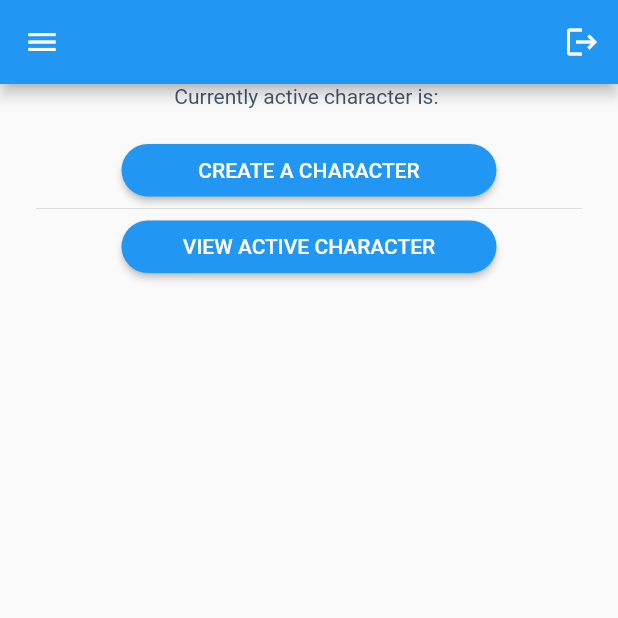
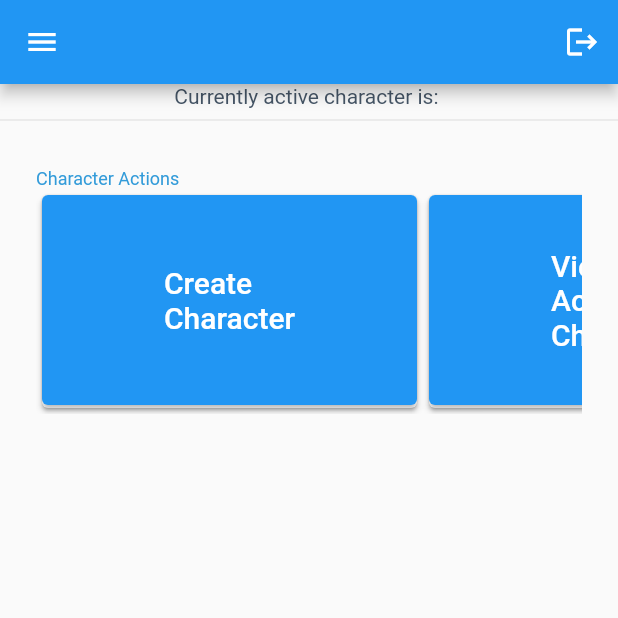
Before and after one commit to grandbigmac/dnd_companion_flutter, a Flutter app: the UserHomePage screen opened directly with empty values, on a phone screen of 412 x 824 dp, the top half of it. Run offline on Flutter 3.47's test engine with Material 2 defaults, Android fonts, the phone set to English and light mode, and no system bars; our stand-ins replace cloud_firestore, firebase_auth, firebase_core, firebase_storage, page_transition; missing offline and left inert: dart:ffi; accounts and stored records are empty.

Commit message:
redesigning the home page to look more appealing

```diff
--- a/lib/user_home_page.dart
+++ b/lib/user_home_page.dart
@@ -203,16 +203,29 @@ class _UserHomePageState extends State<UserHomePage> {
       }
     }
 
-    Widget tempHomePage() {
+    Widget buttonListViewCharacterCreation() {
 
-      return Container(
-        padding: const EdgeInsets.all(24),
+      return Padding(
+        padding: const EdgeInsets.all(0),
+        child: Container(
+          width: double.infinity,
           child: Column(
-          mainAxisAlignment: MainAxisAlignment.spaceEvenly,
+            crossAxisAlignment: CrossAxisAlignment.start,
             children: [
-            //CREATE CHARACTER BUTTON
-            SizedBox(
-              height: 35,
+              const Text(
+                'Character Actions',
+                style: headerText,
+              ),
+              Container(
+                  height: 150,
+                  child: ListView(
+                    scrollDirection: Axis.horizontal,
+                    children: [
+                      Card(
+                        child: Column(
+                          children: [
+                            Container(
+                              height: 140,
                               width: 250,
                               child: ElevatedButton(
                                 onPressed: () async {
@@ -301,13 +314,17 @@ class _UserHomePageState extends State<UserHomePage> {
                                         ctx: context),
                                   );
                                 },
-                style: ElevatedButton.styleFrom(shape: const StadiumBorder()),
-                child: const Text('CREATE A CHARACTER', style: TextStyle(color: Colors.white),),
+                                child: Text('Create\nCharacter', style: titleStyleButton,),
+                              ),
+                            )
+                          ],
                         ),
                       ),
-            const Divider(),
-            SizedBox(
-              height: 35,
+                      Card(
+                        child: Column(
+                          children: [
+                            Container(
+                              height: 140,
                               width: 250,
                               child: ElevatedButton(
                                 onPressed: () {
@@ -321,10 +338,29 @@ class _UserHomePageState extends State<UserHomePage> {
                                         ctx: context),
                                   );
                                 },
-                style: ElevatedButton.styleFrom(shape: const StadiumBorder()),
-                child: const Text('VIEW ACTIVE CHARACTER', style: TextStyle(color: Colors.white),),
+                                child: Text('View\nActive\nCharacter', style: titleStyleButton,),
+                              ),
+                            )
+                          ],
+                        ),
+                      )
+                    ],
+                  )
+              ),
+            ],
           ),
         ),
+      );
+    }
+
+    Widget tempHomePage() {
+
+      return Container(
+        padding: const EdgeInsets.all(24),
+        child: Column(
+          mainAxisAlignment: MainAxisAlignment.spaceEvenly,
+          children: [
+            buttonListViewCharacterCreation(),
           ],
         ),
       );
@@ -383,6 +419,7 @@ class _UserHomePageState extends State<UserHomePage> {
                   'Currently active character is: ${activeCharacter.name!}',
                   style: contentText,
                 ),
+                const Divider(),
                 tempHomePage(),
               ],
             ),
```
Lines whose indentation alone changed are shown as unchanged.
